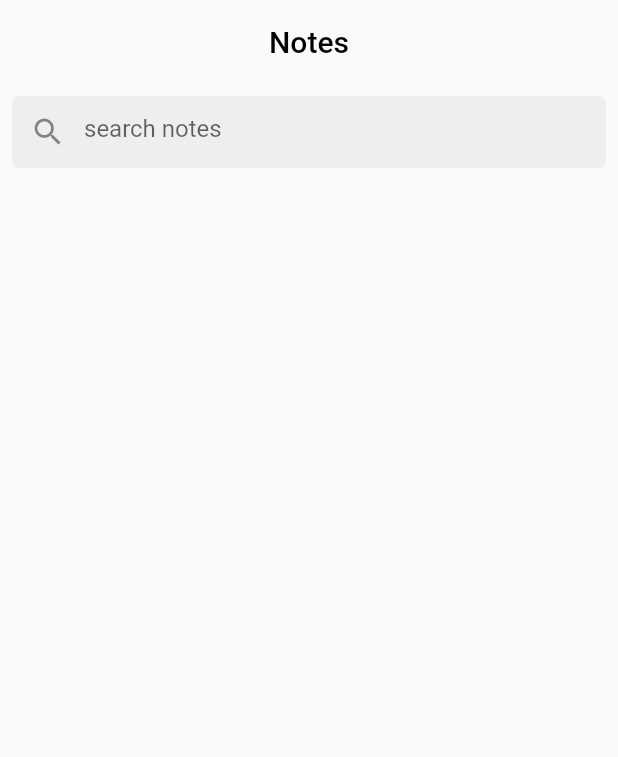
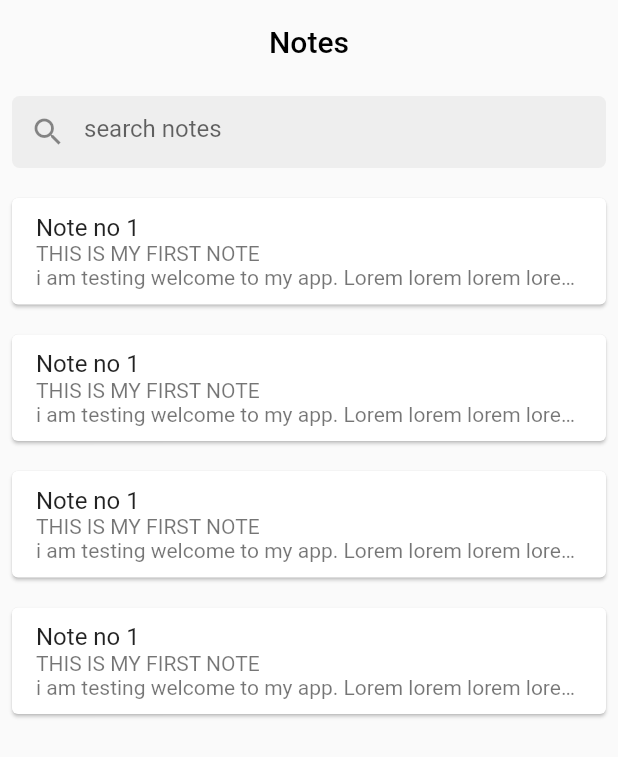
Before and after one commit to MR-Square/Flutter-old, a Flutter app: the screen it shows after launch, on a phone screen of 412 x 824 dp. Shown: the top 757 px of the screen. Run offline on Flutter 3.47's test engine with Material 2 defaults, Android fonts, the phone set to English and light mode, and no system bars.

Commit message:
day 5 75% completed

```diff
--- a/notes_app/lib/views/pages/home_page.dart
+++ b/notes_app/lib/views/pages/home_page.dart
@@ -14,11 +14,23 @@ class _HomePageState extends State<HomePage> {
   List<Note> notes = [
     Note(
         title: "Note 1",
-        note: "This is my first note",
+        note:
+            "This is my first note. I am a boy. My name is Shaikh Mohd Raza Mohd Rafique. I am a third year computer engineering student.",
         updatedAt: DateTime.now()),
     Note(
         title: "Note 2",
-        note: "This is my second note",
+        note:
+            "This is my second note. I am a boy. My name is Shaikh Mohd Raza Mohd Rafique. I am a third year computer engineering student.",
+        updatedAt: DateTime.now()),
+    Note(
+        title: "Note 3",
+        note:
+            "This is my third note. I am a boy. My name is Shaikh Mohd Raza Mohd Rafique. I am a third year computer engineering student.",
+        updatedAt: DateTime.now()),
+    Note(
+        title: "Note 4",
+        note:
+            "This is my fourth note. I am a boy. My name is Shaikh Mohd Raza Mohd Rafique. I am a third year computer engineering student.",
         updatedAt: DateTime.now()),
   ];
 
@@ -78,6 +90,23 @@ class _HomePageState extends State<HomePage> {
                 ),
               ),
             ),
+            Expanded(
+              child: ListView.builder(
+                  itemCount: notes.length,
+                  itemBuilder: (context, index) => Card(
+                        margin: const EdgeInsets.only(top: 20.0),
+                        child: ListTile(
+                          title: const Text("Note no 1"),
+                          subtitle: const Text(
+                            "THIS IS MY FIRST NOTE\ni am testing welcome to my app. Lorem lorem lorem lorem mohd raza",
+                            maxLines: 2,
+                            overflow: TextOverflow.ellipsis,
+                          ),
+                          onTap: () {},
+                          minVerticalPadding: 10.0,
+                        ),
+                      )),
+            )
           ],
         ),
       ),
```
Also changed, not shown: flutter_day2.txt (+18 -3 lines), flutter_day3.txt (+11 -0 lines), notes_app/lib/main.dart (line endings or trailing spaces).
